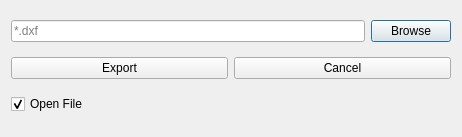
First picture: the form in widgets/import_export/export_plans_to_dxf.ui, repository ebrahimraeyat/civilTools, before the edit.
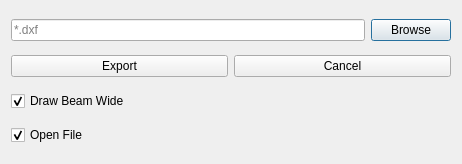
Second picture: the form after the edit. Icons and pictures are not drawn.

Commit message: Add offset line to export beams to dxf

Diff of the .ui file:
```diff
--- a/widgets/import_export/export_plans_to_dxf.ui
+++ b/widgets/import_export/export_plans_to_dxf.ui
@@ -7,7 +7,7 @@
     <x>0</x>
     <y>0</y>
     <width>462</width>
-    <height>137</height>
+    <height>164</height>
    </rect>
   </property>
   <property name="windowTitle">
@@ -80,6 +80,19 @@
      </item>
     </layout>
    </item>
+   <item>
+    <widget class="QCheckBox" name="draw_beam_wide">
+     <property name="enabled">
+      <bool>true</bool>
+     </property>
+     <property name="text">
+      <string>Draw Beam Wide</string>
+     </property>
+     <property name="checked">
+      <bool>true</bool>
+     </property>
+    </widget>
+   </item>
    <item>
     <widget class="QCheckBox" name="open_checkbox">
      <property name="enabled">
```
The commit also changes 1 other file.
